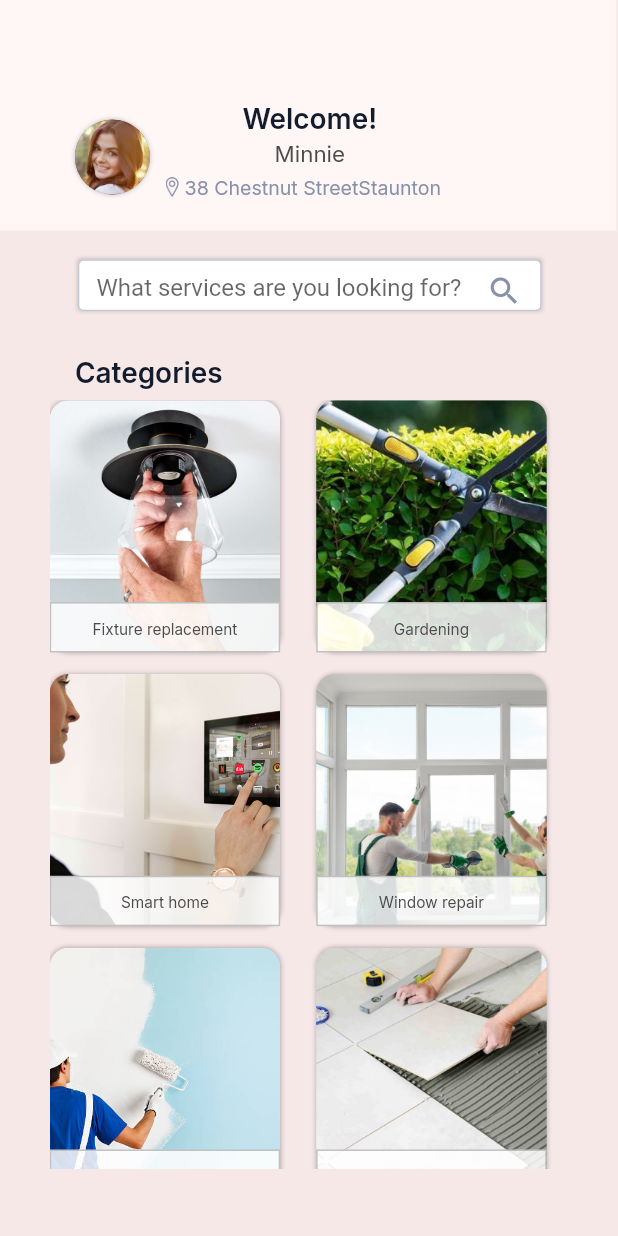
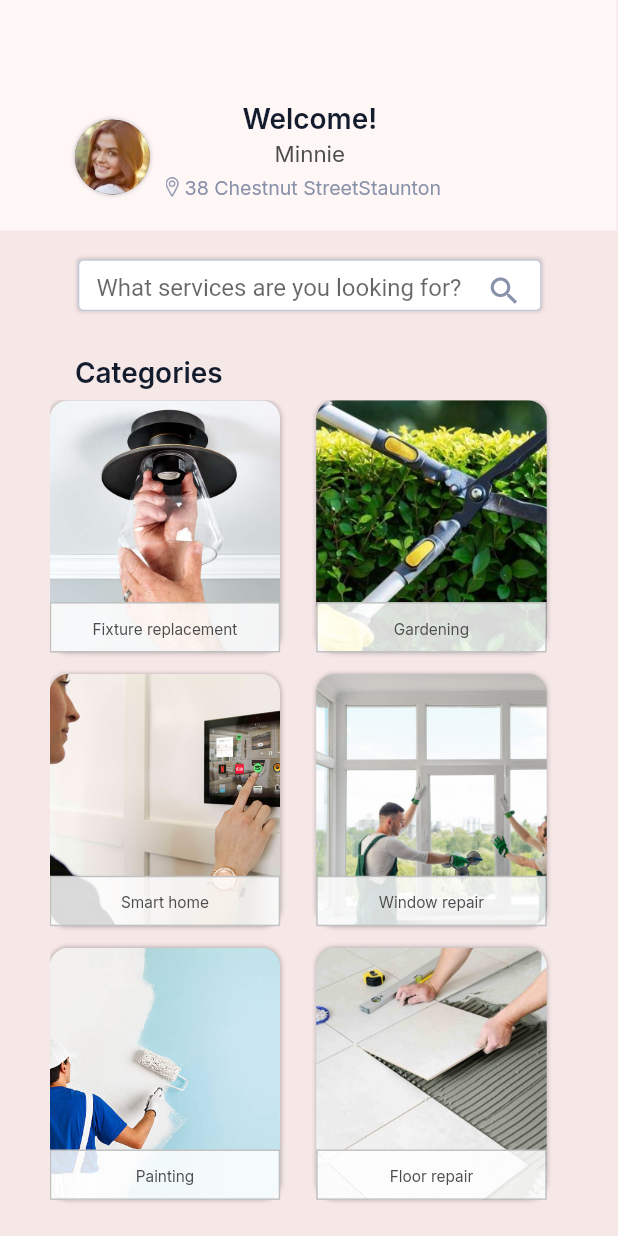
Before and after one commit to MaryamFatima1/Handymen-service-system, a Flutter app: the screen it shows after launch, on a phone screen of 412 x 824 dp. Run offline on Flutter 3.47's test engine with Material 2 defaults, Android fonts, the phone set to English and light mode, and no system bars; our stand-ins replace google_fonts.

```diff
--- a/lib/Screens/customers-home.dart
+++ b/lib/Screens/customers-home.dart
@@ -303,7 +303,7 @@ class _Customer_HomeState extends State<Customer_Home> {
                 ),
               ),
               Container(
-                height: 550 * ffem,
+                height: 580 * ffem,
                 width: 360 * fem,
                 child: GridView.count(
                   crossAxisCount: 2,
```
Also changed, not shown: lib/Screens/customers-finish-service.dart (+4 -4 lines).
